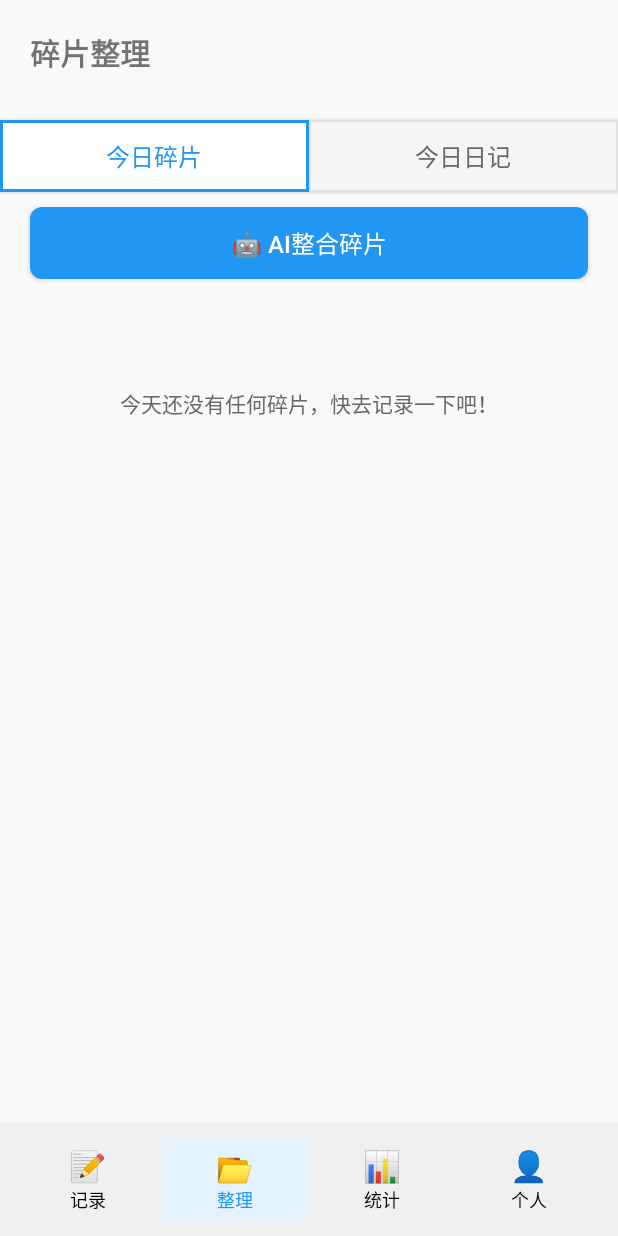
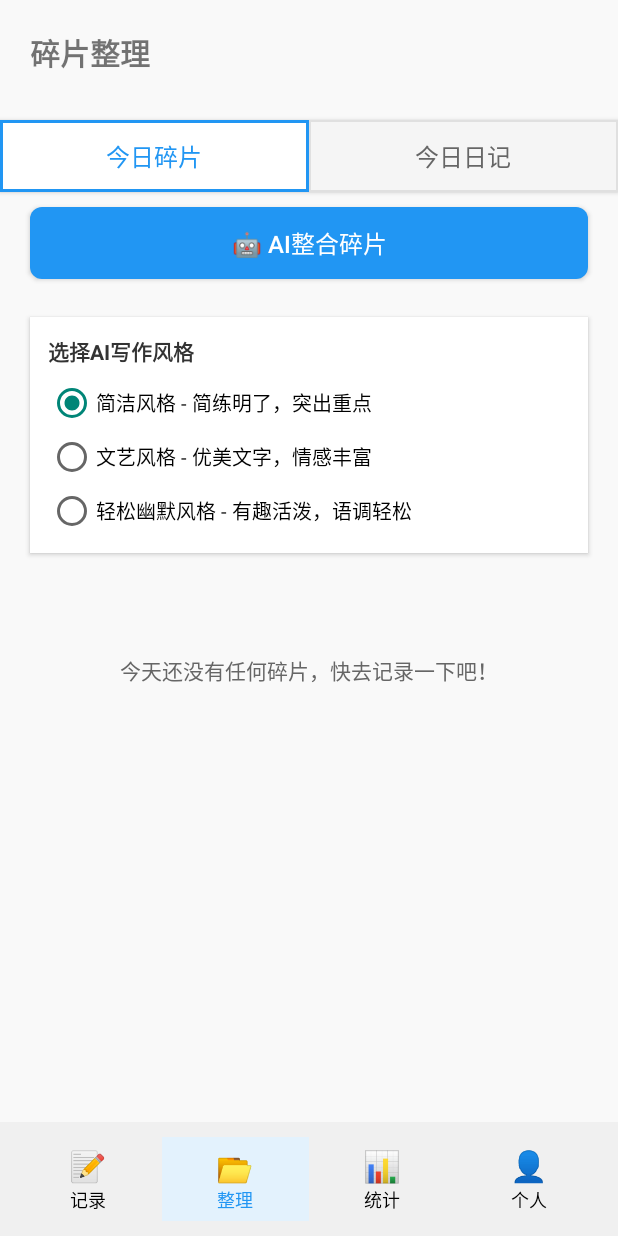
Before and after one commit to Zhouzoei/note_easy, an Android app built with Jetpack Compose: the OrganizeActivity screen opened directly, with no data from a screen before it, on a phone screen of 412 x 824 dp. Run offline under Robolectric (Android 15) with nearby library versions, the phone set to English and light mode, and no system bars.

Commit message:
ai风格选择

```diff
--- a/app/src/main/java/com/example/finalwork/DiaryManager.java
+++ b/app/src/main/java/com/example/finalwork/DiaryManager.java
@@ -61,8 +61,8 @@ public class DiaryManager {
     /**
      * 保存AI生成的日记（修复版本）
      */
-    public void saveAIDiary(String aiContent, List<String> imagePaths, List<String> voicePaths) {
-        Diary diary = Diary.fromAIResult(aiContent, imagePaths, voicePaths);
+    public void saveAIDiary(String aiContent, List<String> imagePaths, List<String> voicePaths, AIProcessor.DiaryStyle style) {
+        Diary diary = Diary.fromAIResult(aiContent, imagePaths, voicePaths, style);
         addDiary(diary);
     }
 
--- a/app/src/main/java/com/example/finalwork/OrganizeActivity.java
+++ b/app/src/main/java/com/example/finalwork/OrganizeActivity.java
@@ -12,6 +12,7 @@ import android.widget.Button;
 import android.widget.EditText;
 import android.widget.ImageView;
 import android.widget.LinearLayout;
+import android.widget.RadioGroup;
 import android.widget.ScrollView;
 import android.widget.TextView;
 import android.widget.Toast;
@@ -34,9 +35,10 @@ import java.util.Locale;
 public class OrganizeActivity extends BaseActivity {
     private static final String DIARY_CACHE_FILE = "today_diary_cache.json";
     private static final String DIARY_DATE_KEY = "diary_date";
-
-
     private static final String NOTES_FILE = "notes.json";
+    // 风格选择相关
+    private RadioGroup styleRadioGroup;
+    private AIProcessor.DiaryStyle selectedStyle = AIProcessor.DiaryStyle.SIMPLE;
 
     // Tab相关
     private Button tabFragments, tabDiary;
@@ -215,6 +217,19 @@ public class OrganizeActivity extends BaseActivity {
         }
 
         aiProcessor = new AIProcessor(this);
+        styleRadioGroup = findViewById(R.id.style_radio_group);
+        setupStyleSelection();
+    }
+    private void setupStyleSelection() {
+        styleRadioGroup.setOnCheckedChangeListener((group, checkedId) -> {
+            if (checkedId == R.id.style_simple) {
+                selectedStyle = AIProcessor.DiaryStyle.SIMPLE;
+            } else if (checkedId == R.id.style_literary) {
+                selectedStyle = AIProcessor.DiaryStyle.LITERARY;
+            } else if (checkedId == R.id.style_humorous) {
+                selectedStyle = AIProcessor.DiaryStyle.HUMOROUS;
+            }
+        });
     }
 
     private void setupTabSwitching() {
@@ -267,7 +282,9 @@ public class OrganizeActivity extends BaseActivity {
             aiProcessBtn.setText("AI处理中...");
 
             // 调用AI处理
-            aiProcessor.processNotes(todayNotesList, new AIProcessor.AIProcessCallback() {
+            // 调用AI处理
+            aiProcessor.processNotes(todayNotesList, selectedStyle, new AIProcessor.AIProcessCallback() {
+
                 @Override
                 public void onSuccess(String aiText, List<String> imagePaths, List<String> voicePaths) {
                     runOnUiThread(() -> {
@@ -504,7 +521,8 @@ public class OrganizeActivity extends BaseActivity {
         String currentDate = new SimpleDateFormat("yyyy-MM-dd", Locale.getDefault()).format(new Date());
 
         // 使用DiaryManager保存AI日记
-        diaryManager.saveAIDiary(content, currentImagePaths, currentVoicePaths);
+        diaryManager.saveAIDiary(content, currentImagePaths, currentVoicePaths, selectedStyle);
+
 
         // 保存到今日缓存
         currentDiaryContent = content;
--- a/app/src/main/res/layout/activity_organize.xml
+++ b/app/src/main/res/layout/activity_organize.xml
@@ -64,12 +64,70 @@
         android:layout_marginTop="10dp"
         android:layout_marginBottom="20dp" />
 
+    <!-- AI风格选择区域 -->
+    <LinearLayout
+        android:id="@+id/style_selection_layout"
+        android:layout_width="match_parent"
+        android:layout_height="wrap_content"
+        android:layout_below="@id/ai_process_btn"
+        android:layout_marginLeft="20dp"
+        android:layout_marginRight="20dp"
+        android:layout_marginTop="5dp"
+        android:layout_marginBottom="15dp"
+        android:orientation="vertical"
+        android:background="#FFFFFF"
+        android:elevation="2dp"
+        android:padding="12dp">
+
+        <TextView
+            android:layout_width="match_parent"
+            android:layout_height="wrap_content"
+            android:text="选择AI写作风格"
+            android:textSize="14sp"
+            android:textColor="#333333"
+            android:textStyle="bold"
+            android:layout_marginBottom="8dp" />
+
+        <RadioGroup
+            android:id="@+id/style_radio_group"
+            android:layout_width="match_parent"
+            android:layout_height="wrap_content">
+
+            <RadioButton
+                android:id="@+id/style_simple"
+                android:layout_width="match_parent"
+                android:layout_height="wrap_content"
+                android:text="简洁风格 - 简练明了，突出重点"
+                android:textSize="13sp"
+                android:checked="true"
+                android:layout_marginBottom="4dp" />
+
+            <RadioButton
+                android:id="@+id/style_literary"
+                android:layout_width="match_parent"
+                android:layout_height="wrap_content"
+                android:text="文艺风格 - 优美文字，情感丰富"
+                android:textSize="13sp"
+                android:layout_marginBottom="4dp" />
+
+            <RadioButton
+                android:id="@+id/style_humorous"
+                android:layout_width="match_parent"
+                android:layout_height="wrap_content"
+                android:text="轻松幽默风格 - 有趣活泼，语调轻松"
+                android:textSize="13sp" />
+
+        </RadioGroup>
+
+    </LinearLayout>
+
+
     <!-- 今日碎片内容区域 -->
     <ScrollView
         android:id="@+id/fragments_scroll"
         android:layout_width="match_parent"
         android:layout_height="match_parent"
-        android:layout_below="@id/ai_process_btn"
+        android:layout_below="@id/style_selection_layout"
         android:layout_above="@+id/bottom_navigation"
         android:padding="20dp"
         android:visibility="visible">
@@ -109,7 +167,7 @@
         android:id="@+id/diary_scroll"
         android:layout_width="match_parent"
         android:layout_height="match_parent"
-        android:layout_below="@id/ai_process_btn"
+        android:layout_below="@id/style_selection_layout"
         android:layout_above="@+id/bottom_navigation"
         android:padding="20dp"
         android:visibility="gone">
```
Also changed, not shown: app/src/main/java/com/example/finalwork/AIProcessor.java (+73 -15 lines), app/src/main/java/com/example/finalwork/Diary.java (+11 -1 lines).
